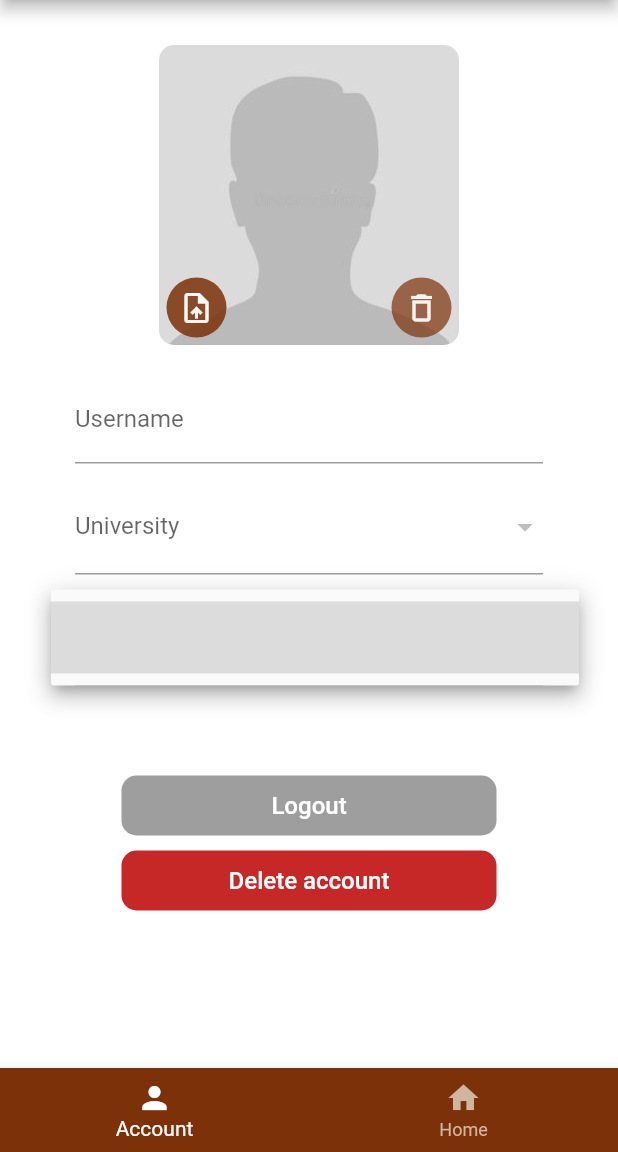
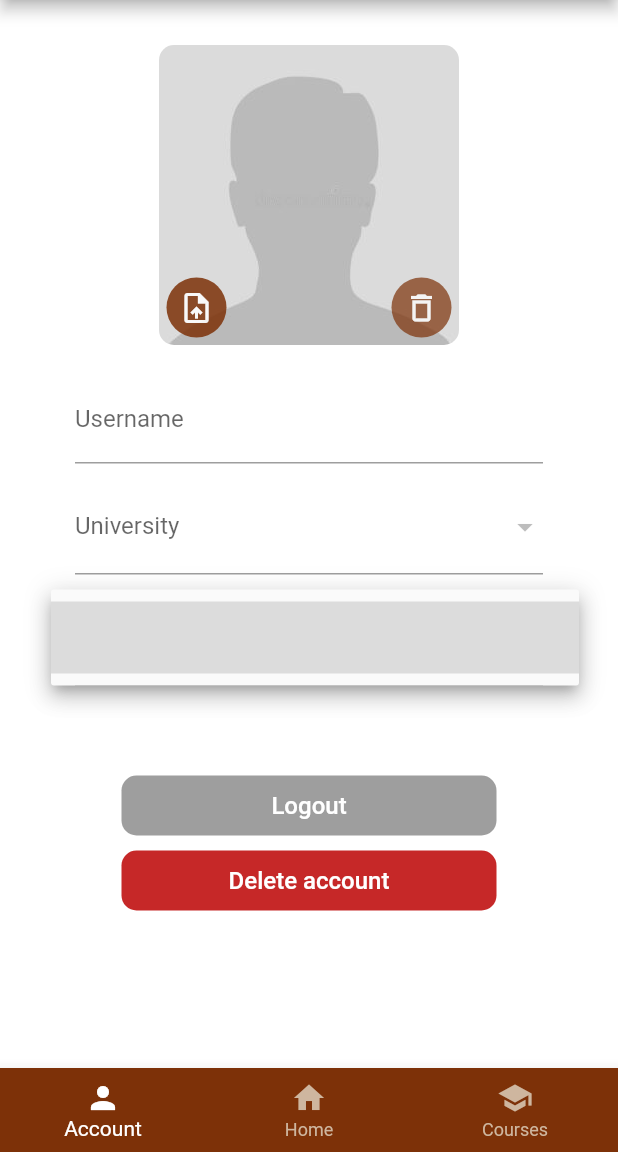
Before and after one commit to EliasReutelsterz/spa, a Flutter app: the RootWidget screen opened by its route, after a tap on "Program", on a phone screen of 412 x 824 dp, the part 84-1236 px from its top. Run offline on Flutter 3.47's test engine with Material 2 defaults, Android fonts, the phone set to English and light mode, and no system bars; our stand-ins replace auto_route, bloc, cloud_firestore, dartz, firebase_auth, firebase_core and 4 more; accounts and stored records are empty; network calls fail; Roboto replaces fonts that are missing (Rubik).

Commit message:
just added courses layer

```diff
--- /dev/null
+++ b/lib/presentation/courses/courses.dart
@@ -0,0 +1,27 @@
+import 'package:flutter/material.dart';
+import 'package:improsso/presentation/courses/buttons/add_course_button.dart';
+import 'package:improsso/presentation/courses/widgets/current_studies.dart';
+import 'package:improsso/presentation/courses/widgets/test_for_completed_courses.dart';
+
+class Courses extends StatelessWidget {
+  const Courses({Key? key}) : super(key: key);
+
+  @override
+  Widget build(BuildContext context) {
+    return Scaffold(
+      body: SingleChildScrollView(
+        physics: const BouncingScrollPhysics(),
+        child: Column(
+          children: [
+            const Text("Courses -> erstmal nur Logik"),
+            TextButton(
+                onPressed: () {}, child: const Text("Currently nothing")),
+            const CurrentStudies(),
+            const AddCourseButton(),
+            const TestForCompletedCourses(),
+          ],
+        ),
+      ),
+    );
+  }
+}
--- a/lib/presentation/home/home.dart
+++ b/lib/presentation/home/home.dart
@@ -1,31 +1,16 @@
-import 'package:cloud_firestore/cloud_firestore.dart';
 import 'package:flutter/material.dart';
-import 'package:improsso/presentation/home/buttons/add_course_button.dart';
-import 'package:improsso/presentation/home/widgets/current_studies.dart';
 
-import 'widgets/test_for_completed_courses.dart';
-
-class Home extends StatefulWidget {
+class Home extends StatelessWidget {
   const Home({Key? key}) : super(key: key);
 
-  @override
-  _HomeState createState() => _HomeState();
-}
-
-class _HomeState extends State<Home> {
   @override
   Widget build(BuildContext context) {
     return Scaffold(
       body: SingleChildScrollView(
         physics: const BouncingScrollPhysics(),
         child: Column(
-          children: [
-            const Text("HomePage -> erstmal nur Logik"),
-            TextButton(
-                onPressed: () {}, child: const Text("Currently nothing")),
-            const CurrentStudies(),
-            const AddCourseButton(),
-            TestForCompletedCourses(),
+          children: const [
+            Text("HomePage -> erstmal nur Logik"),
           ],
         ),
       ),
--- a/lib/root.dart
+++ b/lib/root.dart
@@ -5,6 +5,7 @@ import 'package:improsso/application/user/controller_bloc/controller_bloc.dart';
 import 'package:improsso/application/user/observer_bloc/observer_bloc.dart';
 import 'package:improsso/application/user/pictures_bloc/bloc/pictures_bloc.dart';
 import 'package:improsso/application/user/studies_bloc/studies_bloc.dart';
+import 'package:improsso/presentation/courses/courses.dart';
 import 'presentation/account/account.dart';
 import 'presentation/home/home.dart';
 import 'package:improsso/injection.dart' as di;
@@ -43,6 +44,7 @@ class _RootWidgetState extends State<RootWidget> {
           children: [
             Account(),
             const Home(),
+            const Courses(),
           ],
         ),
         appBar: AppBar(
@@ -70,6 +72,10 @@ class _RootWidgetState extends State<RootWidget> {
               icon: Icon(Icons.home),
               label: "Home",
             ),
+            BottomNavigationBarItem(
+              icon: Icon(Icons.school),
+              label: "Courses",
+            ),
           ],
           backgroundColor: Theme.of(context).bottomAppBarColor,
         ),
```
Also changed, not shown: lib/presentation/courses/buttons/add_course_button.dart (renamed from lib/presentation/home/buttons/add_course_button.dart), lib/presentation/courses/widgets/current_studies.dart (renamed from lib/presentation/home/widgets/current_studies.dart), lib/presentation/courses/widgets/test_for_completed_courses.dart (renamed from lib/presentation/home/widgets/test_for_completed_courses.dart).
